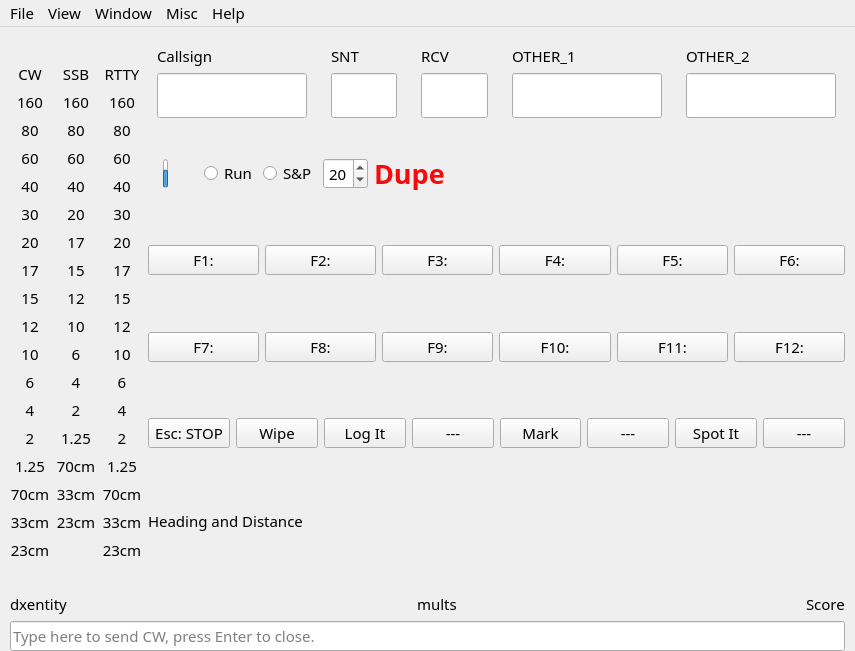
Before: the Qt Designer form not1mm/data/main.ui in mbridak/not1mm, drawn with Qt 5.
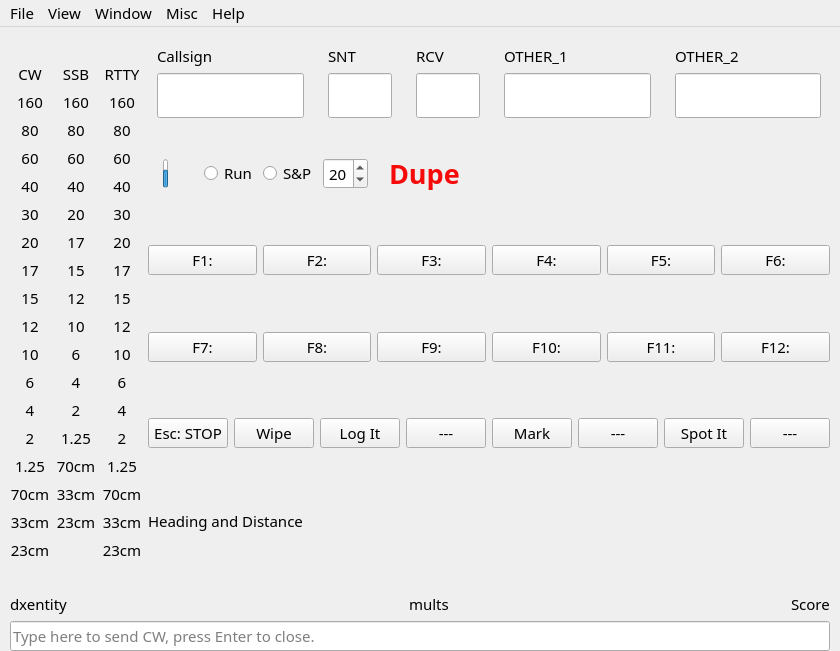
After: the same form once the commit is applied. Icons and pictures are not drawn.

Commit message: @mbridak Add server status icon.

Diff of the .ui file:
```diff
--- a/not1mm/data/main.ui
+++ b/not1mm/data/main.ui
@@ -9,8 +9,8 @@
    <rect>
     <x>0</x>
     <y>0</y>
-    <width>855</width>
-    <height>641</height>
+    <width>800</width>
+    <height>600</height>
    </rect>
   </property>
   <property name="sizePolicy">
@@ -1055,6 +1055,19 @@
               </property>
              </widget>
             </item>
+            <item>
+             <widget class="QLabel" name="server_icon">
+              <property name="font">
+               <font>
+                <family>JetBrains Mono ExtraLight</family>
+                <pointsize>11</pointsize>
+               </font>
+              </property>
+              <property name="text">
+               <string/>
+              </property>
+             </widget>
+            </item>
             <item>
              <widget class="QLabel" name="dupe_indicator">
               <property name="enabled">
@@ -1493,7 +1506,7 @@
     <rect>
      <x>0</x>
      <y>0</y>
-     <width>855</width>
+     <width>800</width>
      <height>25</height>
     </rect>
    </property>
```
The commit also changes 3 other files.
